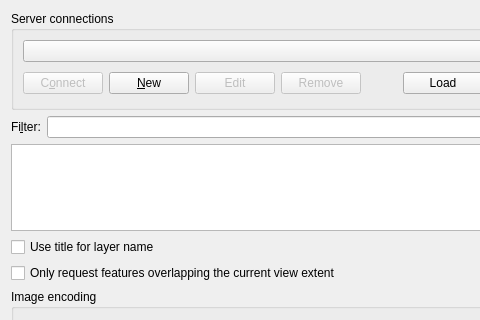
First picture: the form in src/ui/qgssourceselectdialogbase.ui, repository carsmie/QGIS, before the edit; both pictures show x 0 to 480 and y 0 to 320 of the 592 by 439 pixel window.
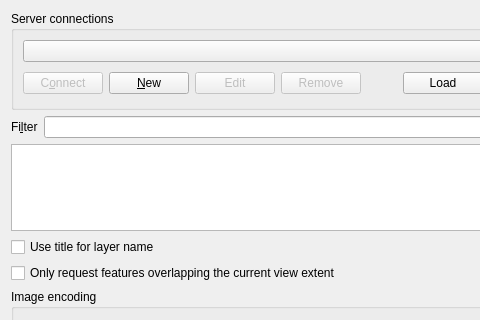
Second picture: the form after the edit.

```diff
--- a/src/ui/qgssourceselectdialogbase.ui
+++ b/src/ui/qgssourceselectdialogbase.ui
@@ -120,7 +120,7 @@
         <bool>true</bool>
        </property>
        <property name="text">
-        <string>Fi&amp;lter:</string>
+        <string>Fi&amp;lter</string>
        </property>
        <property name="buddy">
         <cstring>lineFilter</cstring>
```
